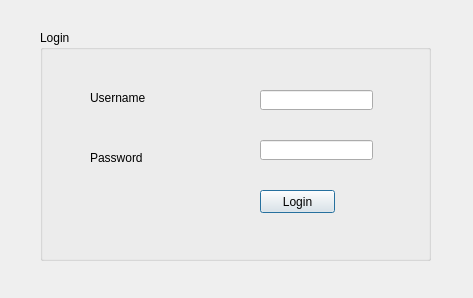
The window that logindialog.ui (27011389/BitTicket) describes before a commit, drawn with Qt 5.
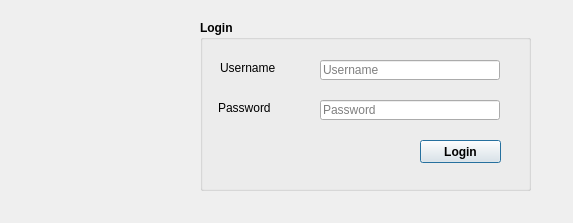
The same window after the commit. Icons and pictures are not drawn.

Patch:
```diff
--- a/logindialog.ui
+++ b/logindialog.ui
@@ -6,8 +6,8 @@
    <rect>
     <x>0</x>
     <y>0</y>
-    <width>473</width>
-    <height>298</height>
+    <width>573</width>
+    <height>223</height>
    </rect>
   </property>
   <property name="windowTitle">
@@ -16,47 +16,104 @@
   <widget class="QGroupBox" name="groupBox">
    <property name="geometry">
     <rect>
-     <x>40</x>
-     <y>30</y>
-     <width>391</width>
-     <height>231</height>
+     <x>200</x>
+     <y>20</y>
+     <width>331</width>
+     <height>171</height>
     </rect>
    </property>
+   <property name="font">
+    <font>
+     <weight>75</weight>
+     <bold>true</bold>
+    </font>
+   </property>
    <property name="title">
     <string>Login</string>
    </property>
    <widget class="QLineEdit" name="lineEdit_Username">
     <property name="geometry">
      <rect>
-      <x>220</x>
-      <y>60</y>
-      <width>113</width>
+      <x>120</x>
+      <y>40</y>
+      <width>180</width>
       <height>20</height>
      </rect>
     </property>
+    <property name="font">
+     <font>
+      <weight>50</weight>
+      <bold>false</bold>
+     </font>
+    </property>
+    <property name="toolTip">
+     <string>&lt;html&gt;&lt;head/&gt;&lt;body&gt;&lt;p&gt;admin is the password&lt;/p&gt;&lt;/body&gt;&lt;/html&gt;</string>
+    </property>
+    <property name="statusTip">
+     <string/>
+    </property>
+    <property name="whatsThis">
+     <string/>
+    </property>
+    <property name="autoFillBackground">
+     <bool>false</bool>
+    </property>
+    <property name="inputMethodHints">
+     <set>Qt::ImhNone</set>
+    </property>
+    <property name="inputMask">
+     <string/>
+    </property>
+    <property name="text">
+     <string notr="true"/>
+    </property>
+    <property name="placeholderText">
+     <string>Username</string>
+    </property>
    </widget>
    <widget class="QLineEdit" name="lineEdit_Password">
     <property name="geometry">
      <rect>
-      <x>220</x>
-      <y>110</y>
-      <width>113</width>
+      <x>120</x>
+      <y>80</y>
+      <width>180</width>
       <height>20</height>
      </rect>
     </property>
+    <property name="font">
+     <font>
+      <weight>50</weight>
+      <bold>false</bold>
+     </font>
+    </property>
+    <property name="toolTip">
+     <string>&lt;html&gt;&lt;head/&gt;&lt;body&gt;&lt;p&gt;1234 is the password&lt;/p&gt;&lt;/body&gt;&lt;/html&gt;</string>
+    </property>
+    <property name="text">
+     <string notr="true"/>
+    </property>
     <property name="echoMode">
      <enum>QLineEdit::Password</enum>
     </property>
+    <property name="placeholderText">
+     <string>Password</string>
+    </property>
    </widget>
    <widget class="QLabel" name="label">
     <property name="geometry">
      <rect>
-      <x>50</x>
-      <y>60</y>
+      <x>20</x>
+      <y>40</y>
       <width>71</width>
       <height>16</height>
      </rect>
     </property>
+    <property name="font">
+     <font>
+      <weight>50</weight>
+      <bold>false</bold>
+     </font>
+    </property>
     <property name="text">
      <string>Username</string>
     </property>
@@ -64,12 +121,18 @@
    <widget class="QLabel" name="label_2">
     <property name="geometry">
      <rect>
-      <x>50</x>
-      <y>120</y>
+      <x>18</x>
+      <y>80</y>
       <width>81</width>
       <height>16</height>
      </rect>
     </property>
+    <property name="font">
+     <font>
+      <weight>50</weight>
+      <bold>false</bold>
+     </font>
+    </property>
     <property name="text">
      <string>Password</string>
     </property>
@@ -78,8 +141,8 @@
     <property name="geometry">
      <rect>
       <x>220</x>
-      <y>160</y>
-      <width>75</width>
+      <y>120</y>
+      <width>81</width>
       <height>23</height>
      </rect>
     </property>
@@ -88,6 +151,35 @@
     </property>
    </widget>
   </widget>
+  <widget class="QLabel" name="label_4">
+   <property name="geometry">
+    <rect>
+     <x>20</x>
+     <y>250</y>
+     <width>161</width>
+     <height>201</height>
+    </rect>
+   </property>
+   <property name="styleSheet">
+    <string notr="true">image: url(:/new/res/images/BitTicketLogo.png);</string>
+   </property>
+   <property name="text">
+    <string/>
+   </property>
+  </widget>
+  <widget class="QLabel" name="label_5">
+   <property name="geometry">
+    <rect>
+     <x>20</x>
+     <y>10</y>
+     <width>161</width>
+     <height>201</height>
+    </rect>
+   </property>
+   <property name="text">
+    <string/>
+   </property>
+  </widget>
  </widget>
  <resources/>
  <connections/>
```
Left out of the diff: 10 changed lines with no effect on the pictures.
